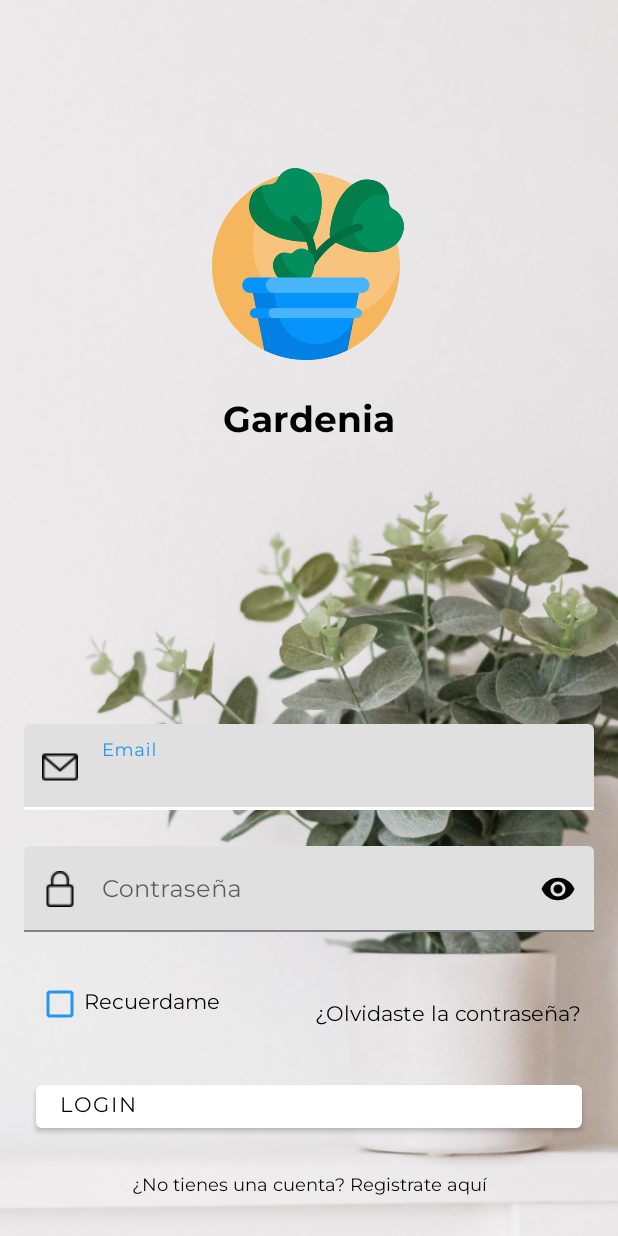
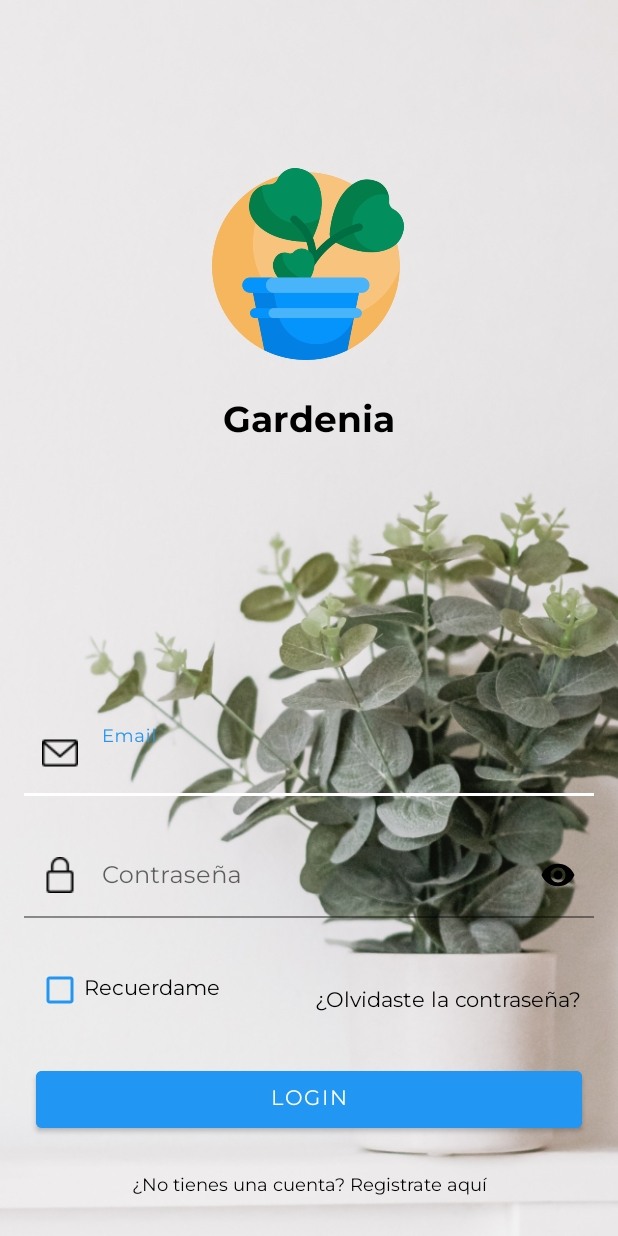
Before and after one commit to Rodaja/Gardenia-Android, an Android app: the Login screen opened directly, with no data from a screen before it, on a phone screen of 412 x 824 dp. Run offline under Robolectric (Android 15) with nearby library versions, the phone set to English and light mode, and no system bars; pictures from the network do not load.

Commit message:
Botones actualizado

```diff
--- a/app/src/main/java/com/rodaja/gardenia/view/Login.java
+++ b/app/src/main/java/com/rodaja/gardenia/view/Login.java
@@ -8,6 +8,7 @@ import android.widget.ImageView;
 import com.bumptech.glide.Glide;
 import com.bumptech.glide.request.RequestOptions;
 import com.rodaja.gardenia.R;
+import com.rodaja.gardenia.view.multimedia.Image;
 
 import java.io.File;
 
@@ -23,19 +24,11 @@ public class Login extends AppCompatActivity {
 
         inicializar();
 
-        setImage(R.drawable.login_background, ivBackground);
+        Image.setImage(this, R.drawable.login_background, ivBackground);
 }
 
     private void inicializar() {
         ivBackground = findViewById(R.id.ivBackground);
     }
 
-    /**
-     * Este metodo añade una imagen (R.drawable.*) a una vista
-     * @param resourceId El recurso de la imagen
-     * @param imageView La vista donde se va a incluir la imagen
-     */
-    private void setImage(Integer resourceId, ImageView imageView) {
-        Glide.with(this).load(resourceId).apply(new RequestOptions().centerCrop()).into(imageView);
-    }
 }
--- a/app/src/main/res/layout/activity_forgot_password.xml
+++ b/app/src/main/res/layout/activity_forgot_password.xml
@@ -89,14 +89,16 @@
         <Button
             android:id="@+id/btnEntendido"
             android:layout_width="0dp"
-            android:layout_height="wrap_content"
+            android:layout_height="50dp"
             android:layout_marginStart="24dp"
             android:layout_marginLeft="24dp"
             android:layout_marginTop="16dp"
             android:layout_marginEnd="24dp"
             android:layout_marginRight="24dp"
             android:layout_marginBottom="16dp"
+            android:backgroundTint="@color/colorAccent"
             android:fontFamily="@font/montserrat"
+            android:gravity="center_horizontal|center_vertical"
             android:text="@string/understand"
             app:layout_constraintBottom_toBottomOf="parent"
             app:layout_constraintEnd_toEndOf="parent"
--- a/app/src/main/res/layout/activity_login.xml
+++ b/app/src/main/res/layout/activity_login.xml
@@ -8,14 +8,15 @@
     <Button
         android:id="@+id/btnReset"
         android:layout_width="0dp"
-        android:layout_height="wrap_content"
+        android:layout_height="50dp"
         android:layout_marginStart="24dp"
         android:layout_marginEnd="24dp"
         android:layout_marginBottom="24dp"
+        android:backgroundTint="@color/colorAccent"
         android:fontFamily="@font/montserrat"
+        android:gravity="center_horizontal|center_vertical"
         android:text="@string/login"
-        android:textColor="@color/colorFont"
-        android:textColorHint="@color/colorFont"
+        android:textColor="@color/colorWhite"
         app:layout_constraintBottom_toTopOf="@+id/tvSignUp"
         app:layout_constraintEnd_toEndOf="parent"
         app:layout_constraintStart_toStartOf="parent" />
@@ -151,12 +152,13 @@
             android:background="@null"
             android:fontFamily="@font/montserrat"
             android:hint="@string/email"
+            android:backgroundTint="@color/colorTransparent"
             android:singleLine="true"
             android:textColor="@color/colorFont"
             android:textColorHighlight="@color/colorAccent"
             android:textColorHint="@color/colorFont"
             android:textColorLink="@color/colorAccent"
-            android:textCursorDrawable="@color/colorPrimary" />
+            android:textCursorDrawable="@color/colorPrimary"/>
     </com.google.android.material.textfield.TextInputLayout>
 
 
@@ -169,6 +171,7 @@
         android:layout_marginEnd="16dp"
         android:layout_marginRight="16dp"
         android:layout_marginBottom="24dp"
+        android:backgroundTint="@color/colorTransparent"
         app:endIconTint="@color/colorAccent"
         app:hintTextColor="@color/colorAccent"
         app:layout_constraintBottom_toTopOf="@+id/chboxRecordar"
@@ -186,12 +189,13 @@
             android:background="@null"
             android:fontFamily="@font/montserrat"
             android:hint="@string/password"
+            android:backgroundTint="@color/colorTransparent"
             android:singleLine="true"
             android:textColor="@color/colorFont"
             android:textColorHighlight="@color/colorAccent"
             android:textColorHint="@color/colorFont"
             android:textColorLink="@color/colorAccent"
-            android:textCursorDrawable="@color/colorPrimary"
+            android:textCursorDrawable="@color/colorAccent"
             android:password="true"/>
     </com.google.android.material.textfield.TextInputLayout>
 
--- a/app/src/main/res/values/colors.xml
+++ b/app/src/main/res/values/colors.xml
@@ -8,4 +8,5 @@
     <color name="colorFontSoft">#7E7E7E</color>
     <color name="colorError">#B3190B</color>
     <color name="colorWhite">#FFFFFF</color>
+    <color name="colorTransparent">#00000000</color>
 </resources>
--- a/app/src/main/res/values/styles.xml
+++ b/app/src/main/res/values/styles.xml
@@ -6,6 +6,7 @@
         <item name="colorPrimary">@color/colorPrimary</item>
         <item name="colorPrimaryDark">@color/colorPrimaryDark</item>
         <item name="colorAccent">@color/colorAccent</item>
+        <item name="android:windowBackground">@color/colorBackground</item>
         <item name="materialAlertDialogTheme">@style/Theme.App.MaterialDialog</item>
 
     </style>
```
Also changed, not shown: app/src/main/res/layout/activity_add_flower_pot.xml (+8 -4 lines), app/src/main/res/layout/activity_reset_password.xml (+10 -2 lines), app/src/main/res/layout/activity_signup.xml (+11 -3 lines).
